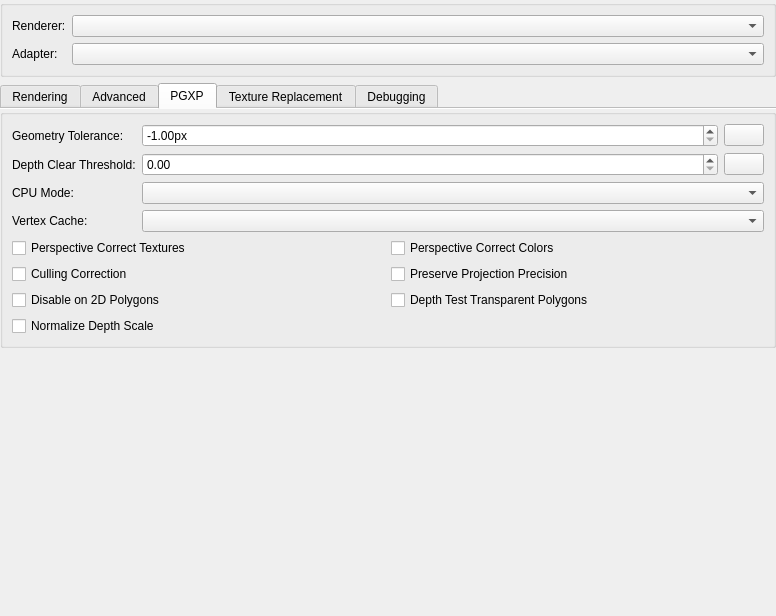
Old version of the form src/duckstation-qt/graphicssettingswidget.ui in the repository stenzek/duckstation.
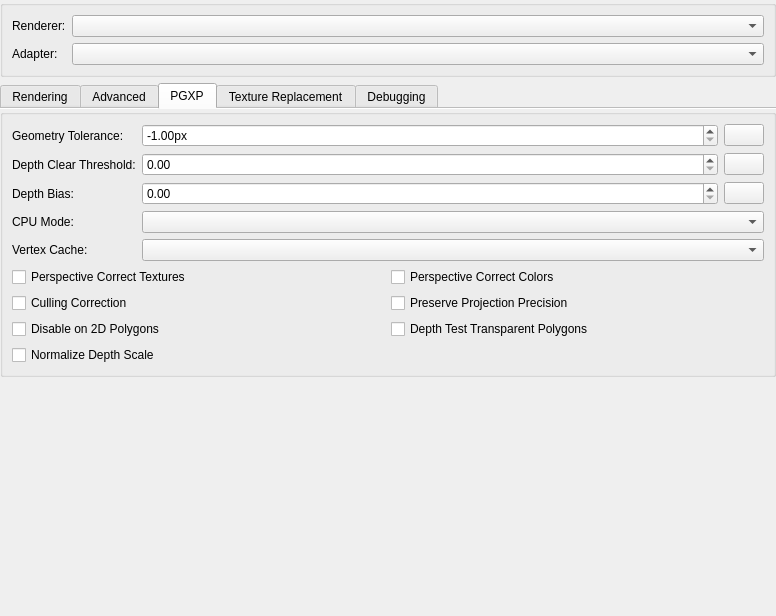
New version of the form. The open tabs and pages were chosen to show the change. Icons and pictures are not drawn.

Commit message:
GPU/HW: Bias PGXP depth towards the camera by draw order
Fixes Z-fighting with near-coplanar polygons such as road markings,
building decals, etc.

The edit to the form file:
```diff
--- a/src/duckstation-qt/graphicssettingswidget.ui
+++ b/src/duckstation-qt/graphicssettingswidget.ui
@@ -782,26 +782,55 @@
            </layout>
           </item>
           <item row="2" column="0">
+           <widget class="QLabel" name="pgxpDepthBiasLabel">
+            <property name="text">
+             <string>Depth Bias:</string>
+            </property>
+           </widget>
+          </item>
+          <item row="2" column="1">
+           <layout class="QHBoxLayout" name="pgxpDepthBiasLayout" stretch="1,0">
+            <item>
+             <widget class="QDoubleSpinBox" name="pgxpDepthBias">
+              <property name="maximum">
+               <double>1000.000000000000000</double>
+              </property>
+             </widget>
+            </item>
+            <item>
+             <widget class="QPushButton" name="resetPGXPDepthBias">
+              <property name="toolTip">
+               <string>Reset Depth Bias</string>
+              </property>
+              <property name="icon">
+               <iconset resource="resources/duckstation-qt.qrc">
+                <normaloff>:/icons/monochrome/svg/delete-back-2-line.svg</normaloff>:/icons/monochrome/svg/delete-back-2-line.svg</iconset>
+              </property>
+             </widget>
+            </item>
+           </layout>
+          </item>
+          <item row="3" column="0">
            <widget class="QLabel" name="pgxpCPULabel">
             <property name="text">
              <string>CPU Mode:</string>
             </property>
            </widget>
           </item>
-          <item row="2" column="1">
+          <item row="3" column="1">
            <widget class="QComboBox" name="pgxpCPU"/>
           </item>
-          <item row="3" column="0">
+          <item row="4" column="0">
            <widget class="QLabel" name="pgxpVertexCacheLabel">
             <property name="text">
              <string>Vertex Cache:</string>
             </property>
            </widget>
           </item>
-          <item row="3" column="1">
+          <item row="4" column="1">
            <widget class="QComboBox" name="pgxpVertexCache"/>
           </item>
-          <item row="4" column="0" colspan="2">
+          <item row="5" column="0" colspan="2">
            <layout class="QGridLayout" name="gridLayout">
             <item row="0" column="0">
              <widget class="QCheckBox" name="pgxpTextureCorrection">
```
The commit also changes 12 other files.
